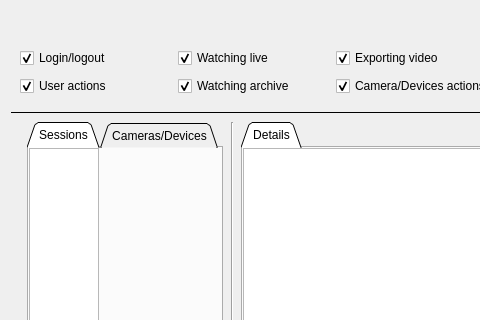
Qt form client/libclient/src/ui/dialogs/audit_log_dialog.ui (networkoptix/nx_open) before a commit; both pictures show x 0 to 480 and y 0 to 320 of the 1360 by 640 pixel window.
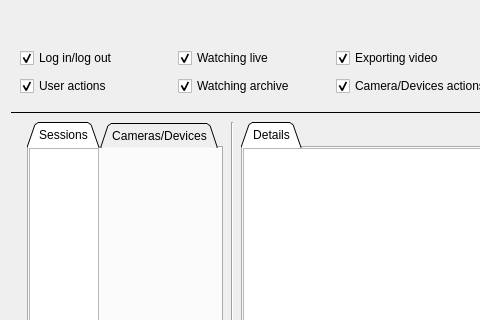
The same form after that commit. Custom widgets are drawn as their Qt base class.

Commit message:
VMS-4479 - Change "Login to Nx Cloud" to "Log in to Nx Cloud" everywhere
<==== Mercurial data ====>
Branch: dev_3.0.0_gui

Patch:
```diff
--- a/client/libclient/src/ui/dialogs/audit_log_dialog.ui
+++ b/client/libclient/src/ui/dialogs/audit_log_dialog.ui
@@ -301,7 +301,7 @@
              </size>
             </property>
             <property name="text">
-             <string>Login/logout</string>
+             <string>Log in/log out</string>
             </property>
             <property name="checked">
              <bool>true</bool>
```
The commit also changes 2 other files.
